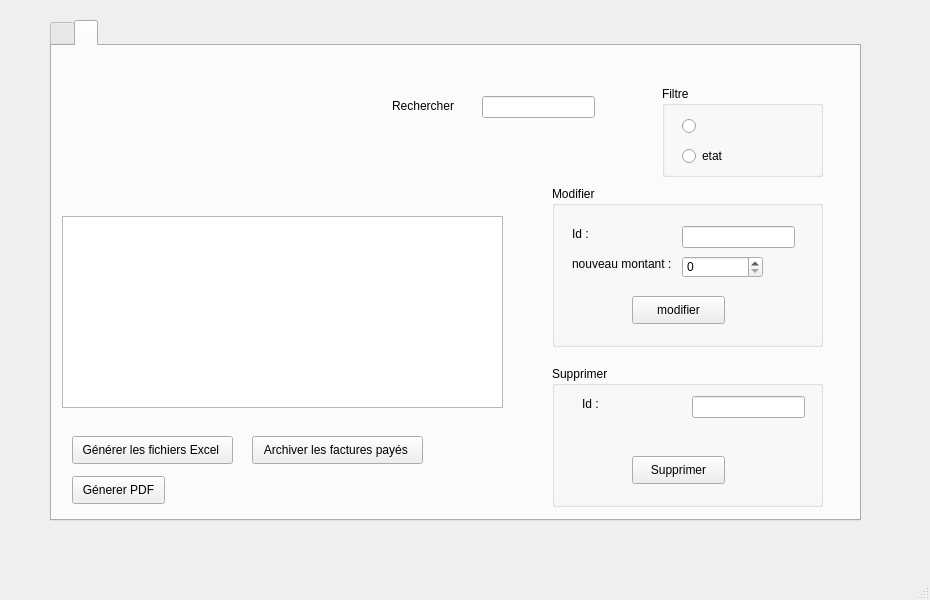
The window that Gestion_des_facture/mainwindow.ui (retro-contruction/smart_constrction_company_2A13) describes before a commit, drawn with Qt 5.
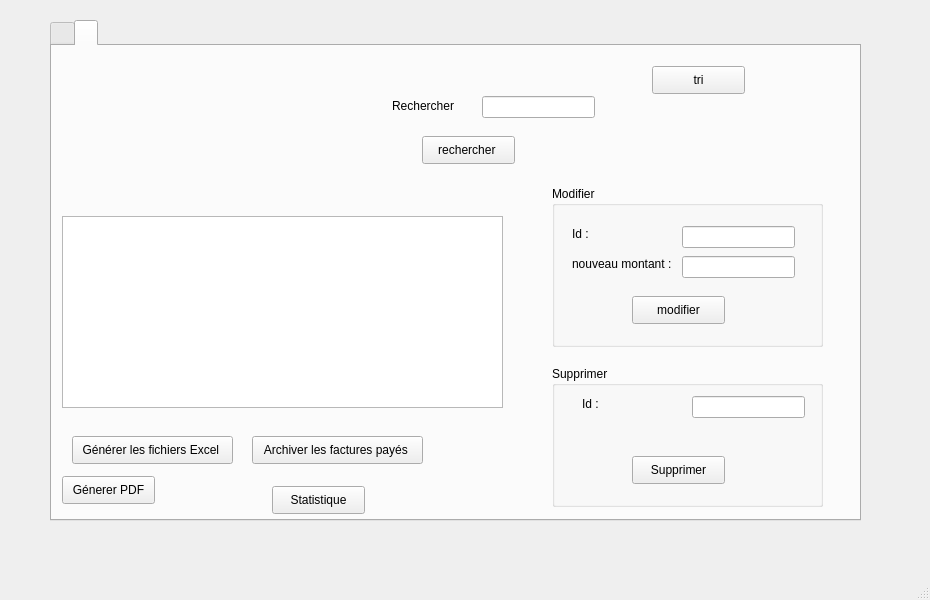
The same window after the commit. The open tabs and pages were chosen to show the change.

```diff
--- a/Gestion_des_facture/mainwindow.ui
+++ b/Gestion_des_facture/mainwindow.ui
@@ -97,46 +97,7 @@
        </rect>
       </property>
      </widget>
-     <widget class="QGroupBox" name="groupBox">
-      <property name="geometry">
-       <rect>
-        <x>610</x>
-        <y>40</y>
-        <width>161</width>
-        <height>91</height>
-       </rect>
-      </property>
-      <property name="title">
-       <string>Filtre</string>
-      </property>
-      <widget class="QRadioButton" name="radioButton">
-       <property name="geometry">
-        <rect>
-         <x>20</x>
-         <y>30</y>
-         <width>97</width>
-         <height>20</height>
-        </rect>
-       </property>
-       <property name="text">
-        <string/>
-       </property>
-      </widget>
-      <widget class="QRadioButton" name="radioButton_2">
-       <property name="geometry">
-        <rect>
-         <x>20</x>
-         <y>60</y>
-         <width>97</width>
-         <height>20</height>
-        </rect>
-       </property>
-       <property name="text">
-        <string>etat</string>
-       </property>
-      </widget>
-     </widget>
-     <widget class="QLineEdit" name="lineEdit">
+     <widget class="QLineEdit" name="rechercher">
       <property name="geometry">
        <rect>
         <x>430</x>
@@ -162,7 +123,7 @@
      <widget class="QPushButton" name="pushButton_2">
       <property name="geometry">
        <rect>
-        <x>20</x>
+        <x>10</x>
         <y>430</y>
         <width>93</width>
         <height>28</height>
@@ -210,17 +171,7 @@
       <property name="title">
        <string>Modifier</string>
       </property>
-      <widget class="QSpinBox" name="spinBox_2">
-       <property name="geometry">
-        <rect>
-         <x>130</x>
-         <y>70</y>
-         <width>81</width>
-         <height>22</height>
-        </rect>
-       </property>
-      </widget>
-      <widget class="QLineEdit" name="lineEdit_2">
+      <widget class="QLineEdit" name="lineEdit_id_facture">
        <property name="geometry">
         <rect>
          <x>130</x>
@@ -269,6 +220,16 @@
         <string>modifier</string>
        </property>
       </widget>
+      <widget class="QLineEdit" name="lineEdit_montant">
+       <property name="geometry">
+        <rect>
+         <x>130</x>
+         <y>70</y>
+         <width>113</width>
+         <height>22</height>
+        </rect>
+       </property>
+      </widget>
      </widget>
      <widget class="QGroupBox" name="groupBox_3">
       <property name="geometry">
@@ -319,6 +280,45 @@
        </property>
       </widget>
      </widget>
+     <widget class="QPushButton" name="pushButton_7">
+      <property name="geometry">
+       <rect>
+        <x>600</x>
+        <y>20</y>
+        <width>93</width>
+        <height>28</height>
+       </rect>
+      </property>
+      <property name="text">
+       <string>tri</string>
+      </property>
+     </widget>
+     <widget class="QPushButton" name="pushButton_8">
+      <property name="geometry">
+       <rect>
+        <x>370</x>
+        <y>90</y>
+        <width>93</width>
+        <height>28</height>
+       </rect>
+      </property>
+      <property name="text">
+       <string>rechercher </string>
+      </property>
+     </widget>
+     <widget class="QPushButton" name="pushButton_9">
+      <property name="geometry">
+       <rect>
+        <x>220</x>
+        <y>440</y>
+        <width>93</width>
+        <height>28</height>
+       </rect>
+      </property>
+      <property name="text">
+       <string>Statistique</string>
+      </property>
+     </widget>
     </widget>
    </widget>
   </widget>
```
Left out of the diff: 31 changed lines with no effect on the pictures.
